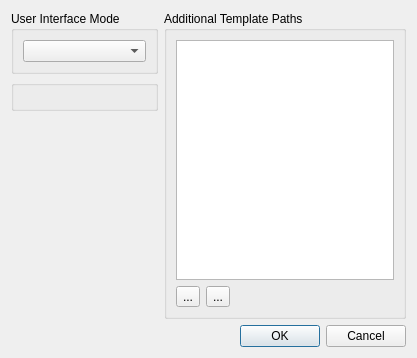
Old version of the form tools/designer/src/designer/preferencesdialog.ui in the repository arnt/qt-history2.
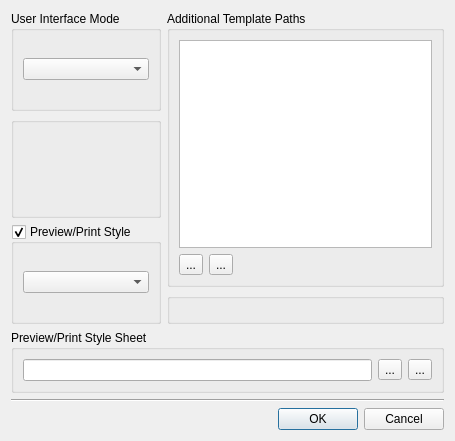
New version of the form. Custom widgets are drawn as their Qt base class.

Diff of the .ui file:
```diff
--- a/tools/designer/src/designer/preferencesdialog.ui
+++ b/tools/designer/src/designer/preferencesdialog.ui
@@ -5,8 +5,8 @@
    <rect>
     <x>0</x>
     <y>0</y>
-    <width>417</width>
-    <height>358</height>
+    <width>455</width>
+    <height>441</height>
    </rect>
   </property>
   <property name="windowTitle" >
@@ -15,11 +15,13 @@
   <property name="modal" >
    <bool>true</bool>
   </property>
-  <layout class="QGridLayout" >
-   <item row="0" column="0" >
     <layout class="QVBoxLayout" >
      <item>
-      <widget class="QGroupBox" name="groupBox" >
+    <layout class="QHBoxLayout" >
+     <item>
+      <layout class="QVBoxLayout" >
+       <item>
+        <widget class="QGroupBox" name="m_uiModeGroupBox" >
        <property name="title" >
         <string>User Interface Mode</string>
        </property>
@@ -34,25 +36,26 @@
       <widget class="FontPanel" name="m_fontPanel" />
      </item>
      <item>
-      <widget class="qdesigner_internal::GridPanel" native="1" name="m_gridPanel" />
-     </item>
-     <item>
-      <spacer>
-       <property name="orientation" >
-        <enum>Qt::Vertical</enum>
-       </property>
-       <property name="sizeHint" >
-        <size>
-         <width>147</width>
-         <height>141</height>
-        </size>
-       </property>
-      </spacer>
-     </item>
-    </layout>
-   </item>
-   <item row="0" column="1" >
-    <widget class="QGroupBox" name="groupBox_2" >
+        <widget class="QGroupBox" name="m_styleGroupBox" >
+         <property name="title" >
+          <string>Preview/Print Style</string>
+         </property>
+         <property name="checkable" >
+          <bool>true</bool>
+         </property>
+         <layout class="QVBoxLayout" >
+          <item>
+           <widget class="QComboBox" name="m_styleCombo" />
+          </item>
+         </layout>
+        </widget>
+       </item>
+      </layout>
+     </item>
+     <item>
+      <layout class="QVBoxLayout" >
+       <item>
+        <widget class="QGroupBox" name="m_templatePathGroupBox" >
      <property name="title" >
       <string>Additional Template Paths</string>
      </property>
@@ -90,13 +93,53 @@
      </layout>
     </widget>
    </item>
-   <item row="1" column="0" colspan="2" >
+       <item>
+        <widget class="qdesigner_internal::GridPanel" name="m_gridPanel" />
+       </item>
+      </layout>
+     </item>
+    </layout>
+   </item>
+   <item>
+    <widget class="QGroupBox" name="m_appStyleSheetGroupBox" >
+     <property name="title" >
+      <string>Preview/Print Style Sheet</string>
+     </property>
+     <layout class="QHBoxLayout" >
+      <item>
+       <widget class="qdesigner_internal::TextPropertyEditor" name="m_appStyleSheetLineEdit" />
+      </item>
+      <item>
+       <widget class="QToolButton" name="m_appStyleSheetChangeButton" >
+        <property name="text" >
+         <string>...</string>
+        </property>
+       </widget>
+      </item>
+      <item>
+       <widget class="QToolButton" name="m_appStyleSheetClearButton" >
+        <property name="text" >
+         <string>...</string>
+        </property>
+       </widget>
+      </item>
+     </layout>
+    </widget>
+   </item>
+   <item>
+    <widget class="Line" name="line" >
+     <property name="orientation" >
+      <enum>Qt::Horizontal</enum>
+     </property>
+    </widget>
+   </item>
+   <item>
     <widget class="QDialogButtonBox" name="m_dialogButtonBox" >
      <property name="orientation" >
       <enum>Qt::Horizontal</enum>
      </property>
      <property name="standardButtons" >
-      <set>QDialogButtonBox::Cancel|QDialogButtonBox::Ok</set>
+      <set>QDialogButtonBox::Cancel|QDialogButtonBox::NoButton|QDialogButtonBox::Ok</set>
      </property>
     </widget>
    </item>
@@ -111,10 +154,15 @@
   </customwidget>
   <customwidget>
    <class>qdesigner_internal::GridPanel</class>
-   <extends>QWidget</extends>
+   <extends>QGroupBox</extends>
    <header>gridpanel_p.h</header>
    <container>1</container>
   </customwidget>
+  <customwidget>
+   <class>qdesigner_internal::TextPropertyEditor</class>
+   <extends>QLineEdit</extends>
+   <header location="global" >textpropertyeditor_p.h</header>
+  </customwidget>
  </customwidgets>
  <resources/>
  <connections>
```
Lines whose indentation alone changed are shown as unchanged.
